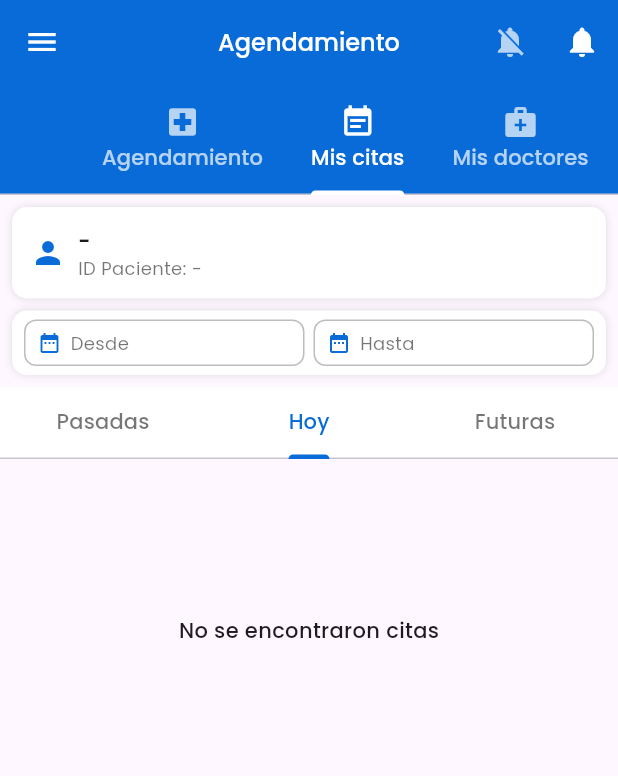
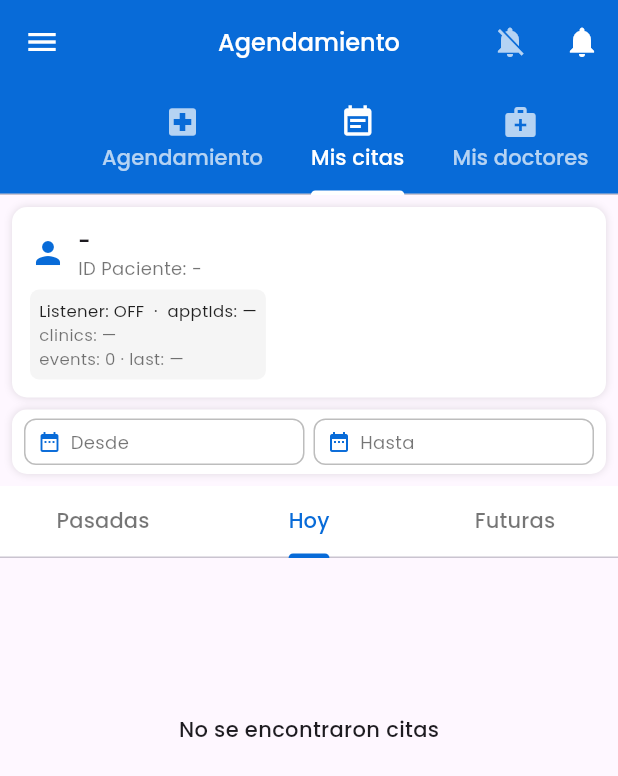
Before and after one commit to jumbointl/medicare_user_app, a Flutter app: the screen it shows after launch, tab 2 chosen, on a phone screen of 412 x 824 dp. Shown: the top 776 px of the screen. Run offline on Flutter 3.47's test engine with Material 3 defaults, Android fonts, the phone set to English and light mode, and no system bars; our stand-ins replace cached_network_image, carousel_slider, country_picker, date_picker_timeline, dio, firebase_auth and 23 more; missing offline and left inert: app_settings, mobile_scanner, qr_bar_code, star_rating, udemy_core, video_conference; accounts and stored records are empty; network calls fail.

Commit message:
Debug panel on "Mis Citas" + user_id filter on get_appointment_check_in (v1.0.29)
Pablo 2026-05-16: the global listener icon was green but TTS never
fired when the doctor pressed "Llamar". To diagnose, surface what the
service actually has joined.

- New debug strip inside `_buildIdentityCard()` on the Mis Citas tab:
    Listener: ON · apptIds: 254
    clinics: clinic.5
    events: N · last: patient.called apptId=254
  Updated live via 4 ValueListenables added to
  GlobalCallListenerService (subscribedClinicsNotifier,
  trackedAppointmentsNotifier, eventCounter, lastEventLabel).
- Every socket event (checkin.done / appointment.finished /
  patient.called / patient.recalled) bumps the counter + writes the
  last label BEFORE the handler runs, so we see events that arrive
  even when the appointment_id filter rejects them.
- Backend (medicare-node-api): listAppointmentCheckin schema now
  accepts `user_id` and the service filters by `patients.user_id`.
  Stops the bootstrap from leaking every check-in of every user today
  when the app calls `?user_id=X&date=today`.
- Bump pubspec → 1.0.29.

If TTS still misses after this APK, the debug panel will show whether:
  - the listener is on,
  - clinic.X is subscribed,
  - the patient.called event reached the device.

```diff
--- a/lib/pages/appointment_only_home_page.dart
+++ b/lib/pages/appointment_only_home_page.dart
@@ -8,6 +8,7 @@ import 'package:intl/intl.dart';
 import 'package:shared_preferences/shared_preferences.dart';
 
 import '../controller/notification_dot_controller.dart';
+import '../services/global_call_listener_service.dart';
 import '../widget/global_call_listener_icon.dart';
 import '../controller/user_controller.dart';
 import '../helpers/date_time_helper.dart';
@@ -496,7 +497,10 @@ class _AppointmentOnlyHomePageState extends State<AppointmentOnlyHomePage> {
           BoxShadow(color: Colors.black12, blurRadius: 4),
         ],
       ),
-      child: Row(
+      child: Column(
+        crossAxisAlignment: CrossAxisAlignment.start,
+        children: [
+          Row(
             children: [
               const Icon(Icons.person, color: ColorResources.primaryColor),
               const SizedBox(width: 8),
@@ -520,6 +524,55 @@ class _AppointmentOnlyHomePageState extends State<AppointmentOnlyHomePage> {
               ),
             ],
           ),
+          const SizedBox(height: 6),
+          _buildGlobalListenerDebugRow(),
+        ],
+      ),
+    );
+  }
+
+  /// Mini-panel de debug del GlobalCallListenerService — Pablo 2026-05-16.
+  Widget _buildGlobalListenerDebugRow() {
+    final svc = GlobalCallListenerService.instance;
+    return AnimatedBuilder(
+      animation: Listenable.merge([
+        svc.enabledNotifier,
+        svc.subscribedClinicsNotifier,
+        svc.trackedAppointmentsNotifier,
+        svc.eventCounter,
+      ]),
+      builder: (_, __) {
+        final enabled = svc.enabledNotifier.value;
+        final clinics = svc.subscribedClinicsNotifier.value;
+        final appts = svc.trackedAppointmentsNotifier.value;
+        final count = svc.eventCounter.value;
+        final last = svc.lastEventLabel.value;
+        return Container(
+          padding: const EdgeInsets.all(6),
+          decoration: BoxDecoration(
+            color: enabled ? Colors.green.withOpacity(0.08) : Colors.grey.shade100,
+            borderRadius: BorderRadius.circular(6),
+          ),
+          child: Column(
+            crossAxisAlignment: CrossAxisAlignment.start,
+            children: [
+              Text(
+                'Listener: ${enabled ? "ON" : "OFF"}  ·  '
+                'apptIds: ${appts.isEmpty ? "—" : appts.join(",")}',
+                style: const TextStyle(fontSize: 11, color: Colors.black87),
+              ),
+              Text(
+                'clinics: ${clinics.isEmpty ? "—" : clinics.map((c) => "clinic.$c").join(", ")}',
+                style: const TextStyle(fontSize: 11, color: Colors.black54),
+              ),
+              Text(
+                'events: $count · last: $last',
+                style: const TextStyle(fontSize: 11, color: Colors.black54),
+              ),
+            ],
+          ),
+        );
+      },
     );
   }
 
--- a/pubspec.yaml
+++ b/pubspec.yaml
@@ -16,7 +16,7 @@ publish_to: 'none' # Remove this line if you wish to publish to pub.dev
 # https://developer.apple.com/library/archive/documentation/General/Reference/InfoPlistKeyReference/Articles/CoreFoundationKeys.html
 # In Windows, build-name is used as the major, minor, and patch parts
 # of the product and file versions while build-number is used as the build suffix.
-version: 1.0.28+28
+version: 1.0.29+29
 
 environment:
   sdk: ^3.9.2
```
Also changed, not shown: lib/services/global_call_listener_service.dart (+32 -4 lines). Lines whose indentation alone changed are shown as unchanged.
